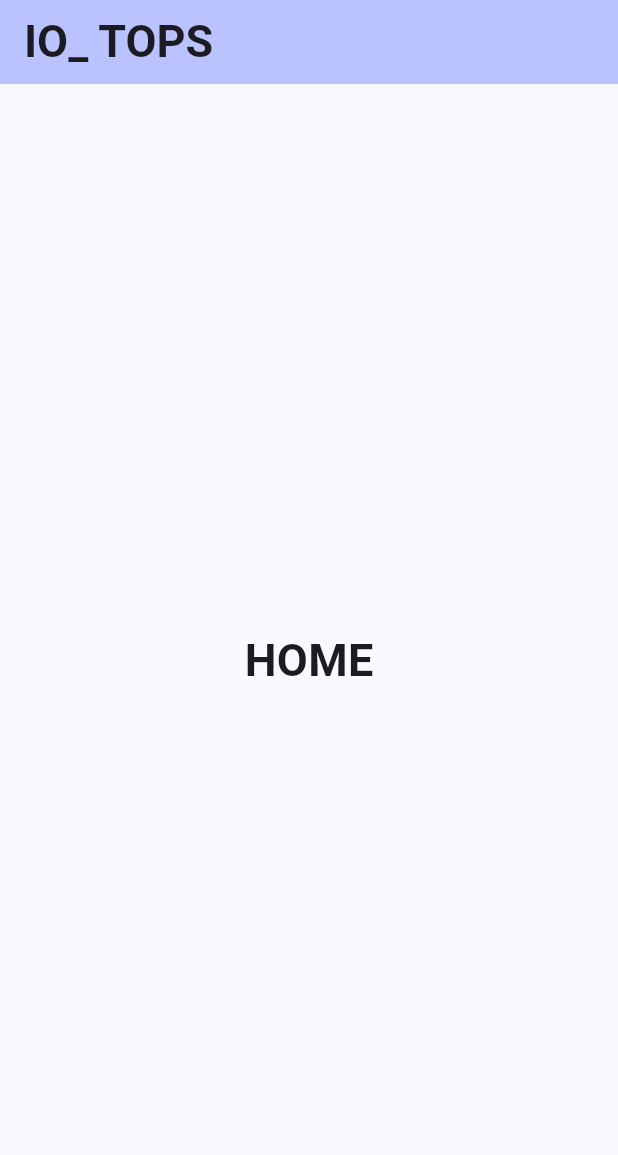
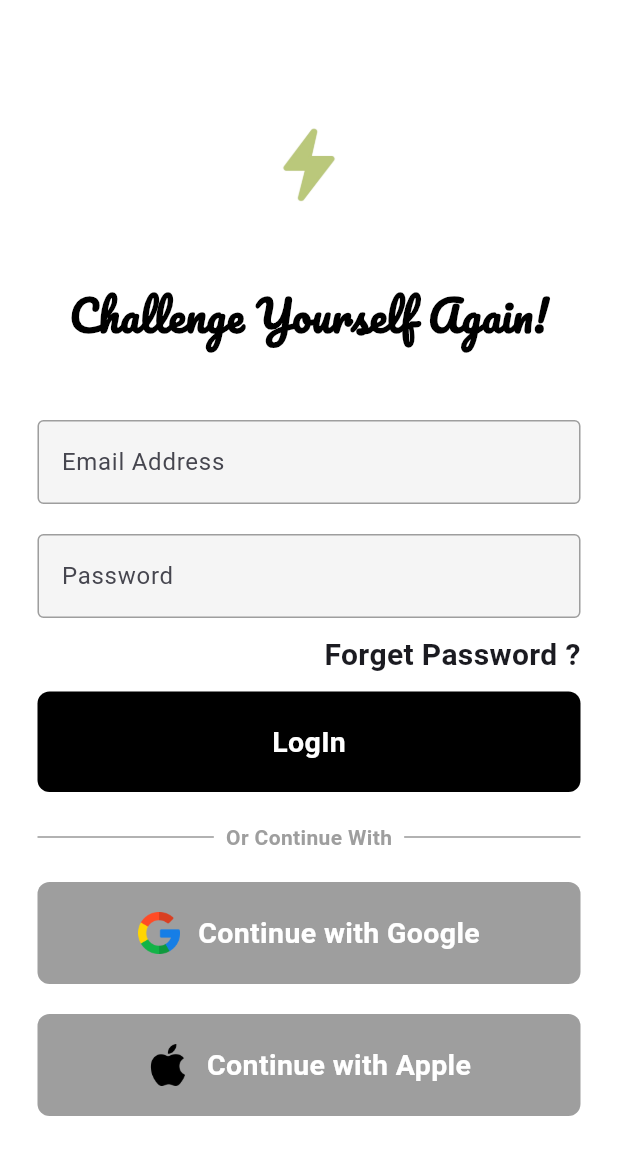
Before and after one commit to BishalPoudel149/entrance-quiz-ioe, a Flutter app: the screen it shows after launch, on a phone screen of 412 x 824 dp. Shown: the top 1155 px of the screen. Run offline on Flutter 3.47's test engine with Material 3 defaults, Android fonts, the phone set to English and light mode, and no system bars; our stand-ins replace google_fonts.

Commit message:
login screen is designed

```diff
--- /dev/null
+++ b/lib/screens/LoginScreen.dart
@@ -0,0 +1,110 @@
+import 'package:flutter/material.dart';
+import 'package:google_fonts/google_fonts.dart';
+import 'package:ientrance/widgets/button_custom.dart';
+import 'package:ientrance/widgets/text_field.dart';
+
+class LoginScreen extends StatelessWidget {
+  const LoginScreen({super.key});
+
+  void loginUserByEmail(){
+    print("Login Button Clicked.");
+  }
+  void loginUserByGoogle(){}
+  void loginUserByApple(){}
+  @override
+  Widget build(BuildContext context) {
+      return Scaffold(
+        backgroundColor: Colors.white,
+        body: SafeArea(
+          child: Center(
+            child: SingleChildScrollView(
+              child: Column(
+                mainAxisAlignment: MainAxisAlignment.center,
+                children: [
+                  //logo
+                  Image.asset(
+                    'assets/images/logo.png',
+                    width: 60,
+                    height: 60,
+                  ),
+                  const SizedBox(height: 50,),
+                  Text(
+                    'Challenge Yourself Again!',
+                    style: GoogleFonts.pacifico(
+                      textStyle: const TextStyle(
+                        fontWeight: FontWeight.bold,
+                        fontSize: 28.0,
+                        color: Colors.black,
+                      ),
+                    ),
+                  ),
+                  const SizedBox(height: 50,),
+                  //username
+                  const CTextBox(hintText: "Email Address", obscureText: false,),
+                  const SizedBox(height: 20,),
+                  //password
+                  const CTextBox(hintText: "Password", obscureText: true,),
+                  //forget password
+                  Padding(
+                    padding: const EdgeInsets.symmetric(horizontal: 25.0, vertical: 10.0),
+                    child: Row(
+                      mainAxisAlignment: MainAxisAlignment.end,
+                      children: [
+                        Text(
+                          'Forget Password ?',
+                          style: GoogleFonts.singleDay(
+                              fontWeight: FontWeight.bold,
+                              fontSize: 20
+                          ),
+                        )
+                      ],
+                    ),
+                  ),
+
+                  //sign in button.
+                  ButtonC(buttonText: 'LogIn', buttonColor: Colors.black, textColor: Colors.white,onTap: loginUserByEmail,),
+                  //or continue with
+                  SizedBox(height: 20,),
+                  Padding(
+                    padding: const EdgeInsets.symmetric(horizontal: 25.0),
+                    child: Row(
+                      children: [
+                        const Expanded(
+                          child: Divider(
+                            thickness: 0.4,
+                            color: Colors.black,
+                          ),
+                        ),
+                        Padding(
+                          padding: const EdgeInsets.symmetric(horizontal: 8.0),
+                          child: Text(
+                            'Or Continue With',
+                            style: GoogleFonts.singleDay(
+                                fontWeight: FontWeight.w700,
+                                color: Colors.grey.shade500
+                            ),
+                          ),
+                        ),
+                        const Expanded(
+                          child: Divider(
+                            thickness: 0.4,
+                            color: Colors.black,
+                          ),
+                        )
+                      ],
+                    ),
+                  ),
+                  const SizedBox(height: 20,),
+                  //google or apple sign in
+                   ButtonC(buttonText: 'Continue with Google', iconPath: 'assets/images/google.png',onTap: loginUserByGoogle,),
+                  const SizedBox(height: 20,),
+                   ButtonC(buttonText: 'Continue with Apple', iconPath: 'assets/images/apple.png',onTap: loginUserByApple,),
+                  //not a member
+                ],
+              ),
+            ),
+          ),
+        ),
+      );
+    }
+  }
--- a/lib/screens/SplashScreen.dart
+++ b/lib/screens/SplashScreen.dart
@@ -2,6 +2,7 @@ import 'package:flutter/material.dart';
 import 'package:flutter/services.dart';
 import 'package:ientrance/main.dart';
 import 'package:google_fonts/google_fonts.dart';
+import 'package:ientrance/screens/LoginScreen.dart';
 
 class SplashScreen extends StatefulWidget {
   const SplashScreen({super.key});
@@ -19,8 +20,9 @@ class _SplashScreenState extends State<SplashScreen> with SingleTickerProviderSt
     Future.delayed(const Duration(seconds: 3), (){
       Navigator.of(context).pushReplacement(
           MaterialPageRoute(
-              builder: (_) => const MyHomePage(title: "IO_ TOPS"
-              )
+              // builder: (_) => const MyHomePage(title: "IO_ TOPS")
+              builder: (_) => const LoginScreen()
+
           )
       );
     });
--- /dev/null
+++ b/lib/widgets/button_custom.dart
@@ -0,0 +1,52 @@
+import 'package:flutter/material.dart';
+import 'package:google_fonts/google_fonts.dart';
+
+class ButtonC extends StatelessWidget {
+  final String? iconPath;
+  final dynamic buttonColor;
+  final dynamic textColor;
+  final String buttonText;
+  final Function()? onTap;
+
+  const ButtonC({Key? key, this.iconPath = "", this.buttonColor = Colors.grey, this.textColor = Colors.white, required this.buttonText, required this.onTap})
+      : super(key: key);
+
+  @override
+  Widget build(BuildContext context) {
+    return GestureDetector(
+      onTap: onTap,
+      child: Padding(
+        padding: const EdgeInsets.symmetric(horizontal: 25.0),
+        child: Container(
+          padding: const EdgeInsets.all(20),
+          decoration: BoxDecoration(
+            color: buttonColor,
+            borderRadius: BorderRadius.circular(8),
+          ),
+          child: Row(
+            mainAxisAlignment: MainAxisAlignment.center, // Align items to the start (left)
+            crossAxisAlignment: CrossAxisAlignment.center,
+            children: [
+              if (iconPath != null && iconPath!.isNotEmpty)
+                Image.asset(
+                  iconPath!,
+                  height: 28,  // Set the height of the icon as per your requirement
+                  width: 28,   // Set the width of the icon as per your requirement
+                ),
+              if (iconPath != null && iconPath!.isNotEmpty)
+                SizedBox(width: 12),  // Adjust the spacing between icon and text
+              Text(
+                buttonText,
+                style: GoogleFonts.singleDay(
+                  color: textColor,
+                  fontWeight: FontWeight.bold,
+                  fontSize: 19,
+                ),
+              ),
+            ],
+          ),
+        ),
+      ),
+    );
+  }
+}
--- /dev/null
+++ b/lib/widgets/text_field.dart
@@ -0,0 +1,34 @@
+import 'package:flutter/material.dart';
+
+class CTextBox extends StatelessWidget {
+  final String hintText;
+  final bool obscureText;
+  const CTextBox(
+      {
+        super.key,
+        required this.hintText,
+        required this.obscureText
+      });
+
+  @override
+  Widget build(BuildContext context) {
+    return Padding(
+      padding: const EdgeInsets.symmetric(horizontal: 25.0),
+      child: TextField(
+        obscureText: obscureText,
+        decoration: InputDecoration(
+          hintText: hintText,
+            enabledBorder: const OutlineInputBorder(
+              borderSide: BorderSide(color: Colors.grey),
+
+            ),
+            focusedBorder: const OutlineInputBorder(
+              borderSide: BorderSide(color: Colors.blueGrey),
+            ),
+            fillColor: Colors.grey.shade100,
+            filled: true
+        ),
+      ),
+    );
+  }
+}
```
Also changed, not shown: assets/images/apple.png (added), assets/images/google.png (added).
